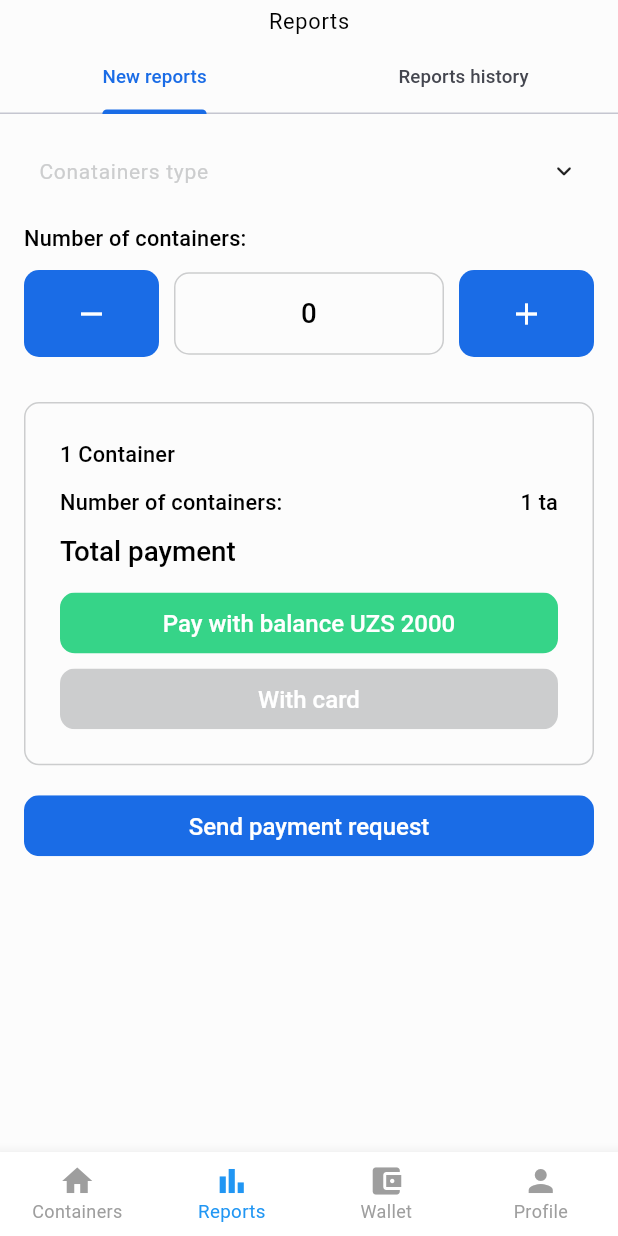
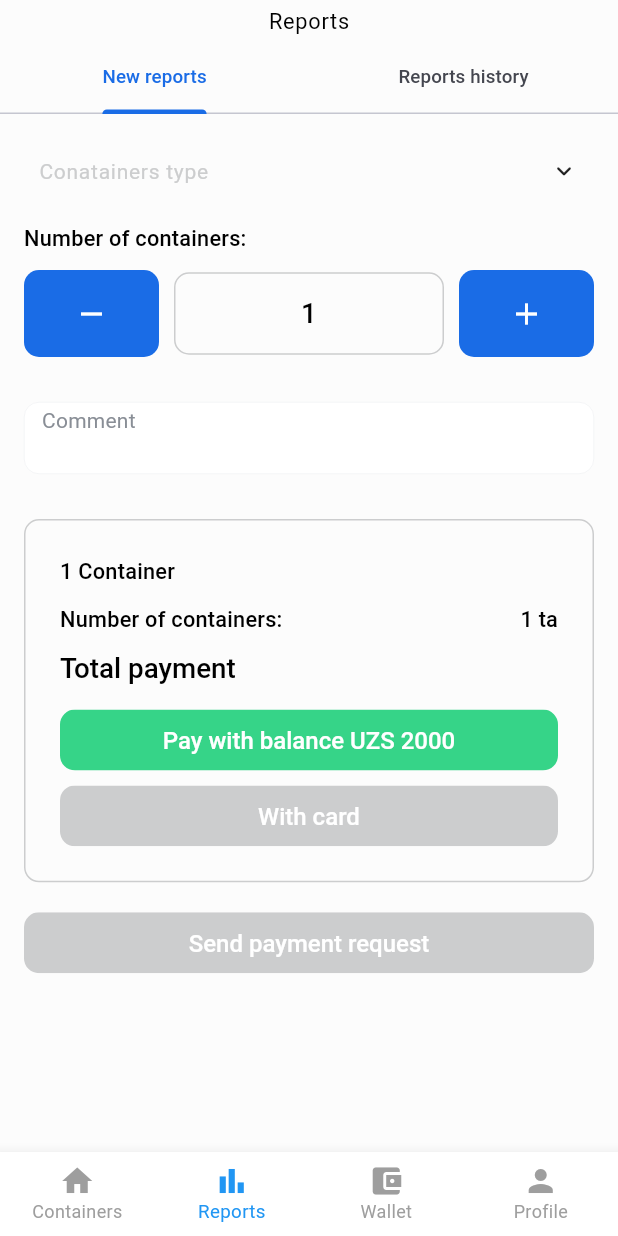
Before and after one commit to Jahongir0203/tozauz_agent, a Flutter app: the screen it shows after launch, item 2 of the bottom bar chosen, on a phone screen of 412 x 824 dp. Run offline on Flutter 3.47's test engine with Material 3 defaults, Android fonts, the phone set to English and light mode, and no system bars; drawn by our look-alikes of animated_custom_dropdown; our stand-ins replace animate_do, bloc, cached_network_image, connectivity_plus, dartz, delightful_toast and 14 more; missing offline and left inert: day_night_themed_switcher, flutter_date_range_picker, scale_button; network calls fail; Roboto replaces fonts that are missing (NotoSans).

Commit message:
refactor: some changes

```diff
--- a/lib/features/home/presentation/pages/container_detail.dart
+++ b/lib/features/home/presentation/pages/container_detail.dart
@@ -41,6 +41,7 @@ class _ContainerDetailScreenState extends State<ContainerDetailScreen> {
 
   @override
   Widget build(BuildContext context) {
+    print(selectedDateRange);
     return BlocProvider(
       create: (context) => inject<ContainerCubit>()
         ..fetchEarning(
@@ -62,7 +63,7 @@ class _ContainerDetailScreenState extends State<ContainerDetailScreen> {
           children: [
             20.verticalSpace,
             CustomButton(
-              text: selectedDateRange.toString().isEmpty
+              text: selectedDateRange==null
                   ? DateTime.now().toString()
                   : selectedDateRange.toString(),
               onTap: () {
@@ -78,7 +79,7 @@ class _ContainerDetailScreenState extends State<ContainerDetailScreen> {
                           initialDateRange: selectedDateRange,
                           // disabledDates: [DateTime(2023, 11, 20),],
                           initialDisplayedDate: selectedDateRange?.start ??
-                              DateTime(2023, 11, 20),
+                              DateTime.now(),
                           onDateRangeChanged: (d) {
                             setState(() {
                               selectedDateRange = d;
--- a/lib/features/payment/presentation/pages/payment/payment_screen.dart
+++ b/lib/features/payment/presentation/pages/payment/payment_screen.dart
@@ -103,7 +103,7 @@ class _PaymentScreenState extends State<PaymentScreen>
                 return Column(
                   children: [
                     Text(
-                      state.bankFailure?.getLocalizedMessage(context)??'',
+                      state.bankFailure.getLocalizedMessage(context),
                       style: Theme.of(context).textTheme.titleLarge,
                     ),
                     16.verticalSpace,
--- a/lib/features/profile/presentation/pages/profile/profile_screen.dart
+++ b/lib/features/profile/presentation/pages/profile/profile_screen.dart
@@ -45,7 +45,7 @@ class _ProfileScreenState extends State<ProfileScreen> {
             return Column(
               children: [
                 Text(
-                  state.bankFailure?.getLocalizedMessage(context)??'',
+                  state.bankFailure.getLocalizedMessage(context),
                   style: Theme.of(context).textTheme.titleLarge,
                 ),
                 16.verticalSpace,
--- a/lib/features/reports/presentation/pages/reports_screen.dart
+++ b/lib/features/reports/presentation/pages/reports_screen.dart
@@ -3,6 +3,7 @@ import 'package:tozauz_agent/core/extension/for_context.dart';
 import 'package:tozauz_agent/core/utils/locale_keys.g.dart';
 import 'package:tozauz_agent/export.dart';
 import 'package:tozauz_agent/features/common/widget/custom_drop_down.dart';
+import 'package:tozauz_agent/features/common/widget/text_field_widget.dart';
 import 'package:tozauz_agent/features/home/presentation/pages/widget/title_with_row.dart';
 
 class ReportsScreen extends StatefulWidget {
@@ -16,19 +17,31 @@ class _ReportsScreenState extends State<ReportsScreen>
     with SingleTickerProviderStateMixin {
   late TabController _tabController;
   int paymentType = 0;
-  int containerCount = 0;
+  int containerCount = 1;
+  late TextEditingController commentController;
+  bool buttonEnabled = false;
 
   @override
   void initState() {
     super.initState();
     _tabController = TabController(length: 2, vsync: this);
+    commentController=TextEditingController();
+    commentController.addListener(validateForm);
   }
 
+  validateForm(){
+    final commentValid=commentController.text.isNotEmpty;
+    setState(() {
+      buttonEnabled=commentValid;
+
+    });
+  }
   @override
   void dispose() {
     _tabController.dispose();
     super.dispose();
   }
+
 
   @override
   Widget build(BuildContext context) {
@@ -46,17 +59,14 @@ class _ReportsScreenState extends State<ReportsScreen>
       body: TabBarView(
         controller: _tabController,
         children: [
-          Column(
+          SingleChildScrollView(
+            child: Column(
               crossAxisAlignment: CrossAxisAlignment.start,
               children: [
                 SizedBox(
                   width: context.w,
                   child: CustomDropDownWidget(
-                  list: [
-                    "Eco vazir",
-                    "Tashkent",
-                    "Namangan",
-                  ],
+                    list: ["Eco vazir"],
                     hintText: LocaleKeys.typeOfContainers.tr(),
                   ),
                 ),
@@ -121,6 +131,14 @@ class _ReportsScreenState extends State<ReportsScreen>
                   ],
                 ),
                 30.verticalSpace,
+                CustomTextField(
+                  textInputType: TextInputType.text,
+                  textEditingController: commentController,
+                  hintText: LocaleKeys.comment.tr(),
+                  minLines: 2,
+                  maxLines: 100,
+                ),
+                30.verticalSpace,
                 DecoratedBox(
                   decoration: BoxDecoration(
                     borderRadius: BorderRadius.circular(10.r),
@@ -138,7 +156,7 @@ class _ReportsScreenState extends State<ReportsScreen>
                       10.verticalSpace,
                       TitleWithRow(
                         title: LocaleKeys.numOfContainers.tr(),
-                      value: "1 ta",
+                        value: "$containerCount ta",
                       ),
                       10.verticalSpace,
                       Text(
@@ -173,10 +191,14 @@ class _ReportsScreenState extends State<ReportsScreen>
                 20.verticalSpace,
                 CustomButton(
                   text: LocaleKeys.sendPaymentRequest.tr(),
+                  bgColor: containerCount > 0 && buttonEnabled
+                      ? AppColors.primaryColor
+                      : Theme.of(context).highlightColor,
                   onTap: () {},
                 ),
               ],
             ).paddingSymmetric(horizontal: 16.w, vertical: 20.h),
+          ),
           Center(child: Text(LocaleKeys.reportsHistory.tr())),
         ],
       ),
```
Also changed, not shown: assets/translations/en.json (+8 -1 lines), assets/translations/ru.json (+8 -1 lines), assets/translations/uz.json (+7 -1 lines), lib/features/home/presentation/pages/part/container_income_bottom_sheet.dart (+9 -7 lines), lib/core/utils/locale_keys.g.dart. Lines whose indentation alone changed are shown as unchanged.
